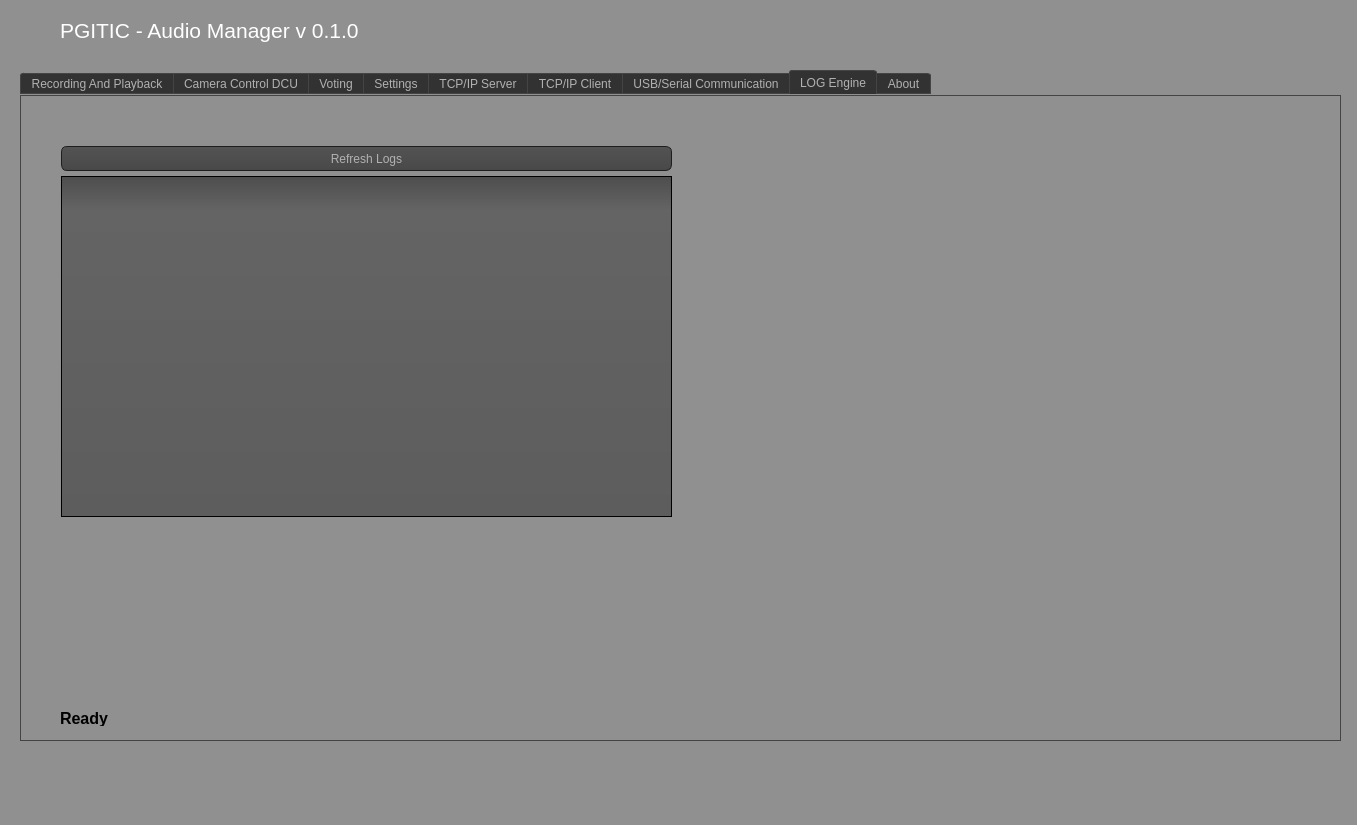
This is mainwindow.ui in cxdcxd/pgitic_gstramer as Qt 5 draws it before an edit. The edited form follows.
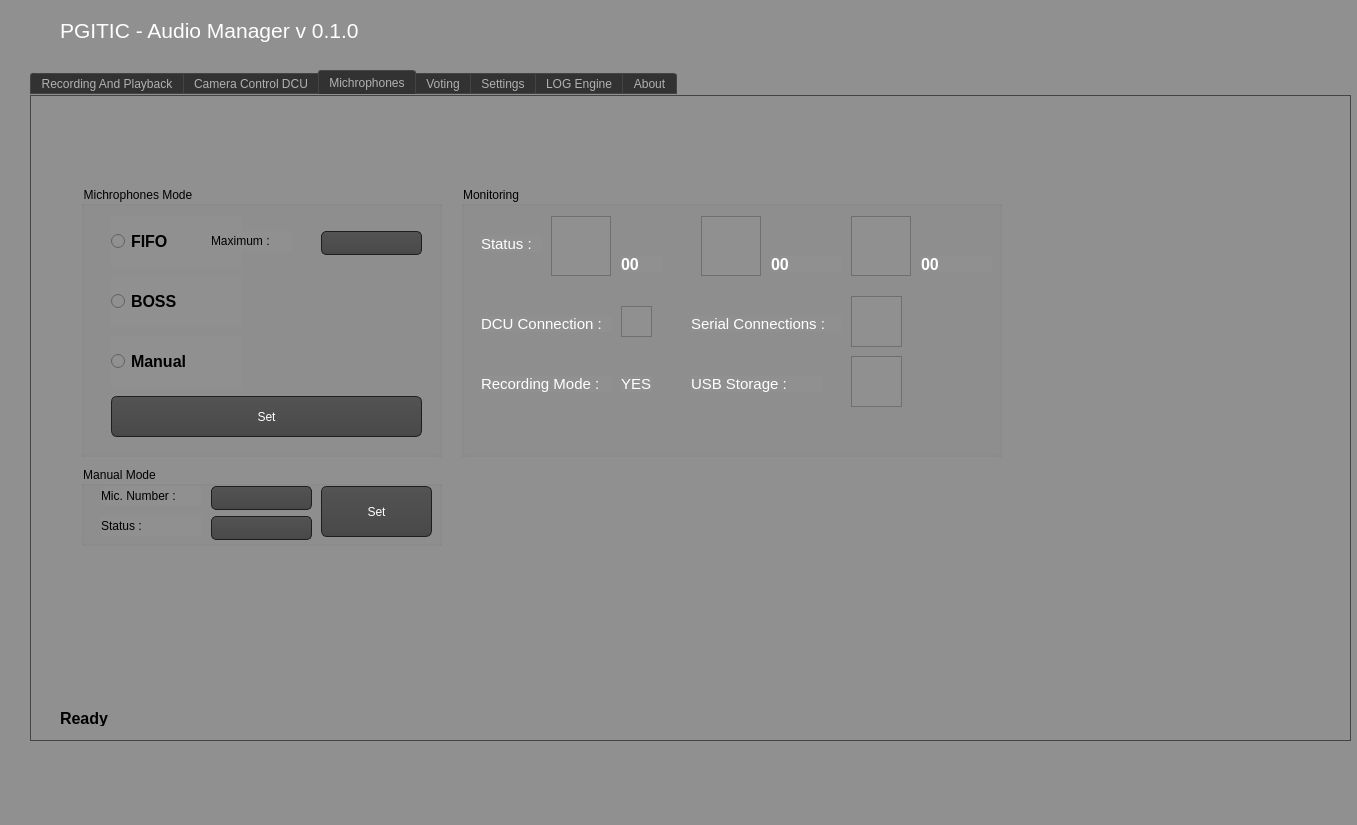
This is the edited form. The open tabs and pages were chosen to show the change. Icons and pictures are not drawn.

What changed in the file:
```diff
--- a/mainwindow.ui
+++ b/mainwindow.ui
@@ -446,7 +446,7 @@
    <widget class="QTabWidget" name="tabWidget">
     <property name="geometry">
      <rect>
-      <x>20</x>
+      <x>30</x>
       <y>70</y>
       <width>1321</width>
       <height>671</height>
@@ -2472,6 +2472,557 @@
       </widget>
      </widget>
     </widget>
+    <widget class="QWidget" name="tab_11">
+     <attribute name="title">
+      <string>Michrophones</string>
+     </attribute>
+     <widget class="QGroupBox" name="groupBox_2">
+      <property name="geometry">
+       <rect>
+        <x>50</x>
+        <y>90</y>
+        <width>361</width>
+        <height>271</height>
+       </rect>
+      </property>
+      <property name="styleSheet">
+       <string notr="true">color: rgb(0, 0, 0);</string>
+      </property>
+      <property name="title">
+       <string>Michrophones Mode</string>
+      </property>
+      <widget class="QRadioButton" name="rad_manual">
+       <property name="geometry">
+        <rect>
+         <x>30</x>
+         <y>150</y>
+         <width>131</width>
+         <height>51</height>
+        </rect>
+       </property>
+       <property name="font">
+        <font>
+         <pointsize>12</pointsize>
+         <weight>75</weight>
+         <bold>true</bold>
+        </font>
+       </property>
+       <property name="styleSheet">
+        <string notr="true">color: rgb(0, 0, 0);</string>
+       </property>
+       <property name="text">
+        <string>Manual</string>
+       </property>
+      </widget>
+      <widget class="QRadioButton" name="rad_boss">
+       <property name="geometry">
+        <rect>
+         <x>30</x>
+         <y>90</y>
+         <width>131</width>
+         <height>51</height>
+        </rect>
+       </property>
+       <property name="font">
+        <font>
+         <pointsize>12</pointsize>
+         <weight>75</weight>
+         <bold>true</bold>
+        </font>
+       </property>
+       <property name="styleSheet">
+        <string notr="true">color: rgb(0, 0, 0);</string>
+       </property>
+       <property name="text">
+        <string>BOSS</string>
+       </property>
+      </widget>
+      <widget class="QRadioButton" name="rad_fifo">
+       <property name="geometry">
+        <rect>
+         <x>30</x>
+         <y>30</y>
+         <width>131</width>
+         <height>51</height>
+        </rect>
+       </property>
+       <property name="font">
+        <font>
+         <pointsize>12</pointsize>
+         <weight>75</weight>
+         <bold>true</bold>
+        </font>
+       </property>
+       <property name="styleSheet">
+        <string notr="true">color: rgb(0, 0, 0);</string>
+       </property>
+       <property name="text">
+        <string>FIFO</string>
+       </property>
+      </widget>
+      <widget class="QComboBox" name="cmb_fifo">
+       <property name="geometry">
+        <rect>
+         <x>240</x>
+         <y>45</y>
+         <width>101</width>
+         <height>24</height>
+        </rect>
+       </property>
+       <property name="styleSheet">
+        <string notr="true">color: rgb(255, 255, 255);</string>
+       </property>
+      </widget>
+      <widget class="QPushButton" name="btn_mic_set">
+       <property name="geometry">
+        <rect>
+         <x>30</x>
+         <y>210</y>
+         <width>311</width>
+         <height>41</height>
+        </rect>
+       </property>
+       <property name="styleSheet">
+        <string notr="true">color: rgb(255, 255, 255);</string>
+       </property>
+       <property name="text">
+        <string>Set</string>
+       </property>
+      </widget>
+      <widget class="QLabel" name="label_28">
+       <property name="geometry">
+        <rect>
+         <x>130</x>
+         <y>45</y>
+         <width>81</width>
+         <height>20</height>
+        </rect>
+       </property>
+       <property name="text">
+        <string>Maximum :</string>
+       </property>
+      </widget>
+     </widget>
+     <widget class="QGroupBox" name="groupBox_3">
+      <property name="geometry">
+       <rect>
+        <x>430</x>
+        <y>90</y>
+        <width>541</width>
+        <height>271</height>
+       </rect>
+      </property>
+      <property name="styleSheet">
+       <string notr="true">color: rgb(0, 0, 0);</string>
+      </property>
+      <property name="title">
+       <string>Monitoring</string>
+      </property>
+      <widget class="QLabel" name="txt_Mmicnum">
+       <property name="geometry">
+        <rect>
+         <x>460</x>
+         <y>70</y>
+         <width>71</width>
+         <height>16</height>
+        </rect>
+       </property>
+       <property name="font">
+        <font>
+         <pointsize>12</pointsize>
+         <weight>75</weight>
+         <bold>true</bold>
+        </font>
+       </property>
+       <property name="styleSheet">
+        <string notr="true">color: rgb(255, 255, 255);</string>
+       </property>
+       <property name="text">
+        <string>00</string>
+       </property>
+      </widget>
+      <widget class="QFrame" name="frame_7">
+       <property name="geometry">
+        <rect>
+         <x>90</x>
+         <y>30</y>
+         <width>60</width>
+         <height>60</height>
+        </rect>
+       </property>
+       <property name="styleSheet">
+        <string notr="true">border-image: 
+url(:/new/images/Resource/Dcu/dcu_SCAM.png)  0 0 0 0 100 stretch;
+</string>
+       </property>
+       <property name="frameShape">
+        <enum>QFrame::StyledPanel</enum>
+       </property>
+       <property name="frameShadow">
+        <enum>QFrame::Raised</enum>
+       </property>
+      </widget>
+      <widget class="QFrame" name="frame_9">
+       <property name="geometry">
+        <rect>
+         <x>390</x>
+         <y>30</y>
+         <width>60</width>
+         <height>60</height>
+        </rect>
+       </property>
+       <property name="styleSheet">
+        <string notr="true">border-image: url(:/new/images/Resource/Dcu/dcu_micpanasonic.png)  0 0 0 0 100 stretch;
+</string>
+       </property>
+       <property name="frameShape">
+        <enum>QFrame::StyledPanel</enum>
+       </property>
+       <property name="frameShadow">
+        <enum>QFrame::Raised</enum>
+       </property>
+      </widget>
+      <widget class="QLabel" name="txt_Mtotalnum">
+       <property name="geometry">
+        <rect>
+         <x>310</x>
+         <y>70</y>
+         <width>71</width>
+         <height>16</height>
+        </rect>
+       </property>
+       <property name="font">
+        <font>
+         <pointsize>12</pointsize>
+         <weight>75</weight>
+         <bold>true</bold>
+        </font>
+       </property>
+       <property name="styleSheet">
+        <string notr="true">color: rgb(255, 255, 255);</string>
+       </property>
+       <property name="text">
+        <string>00</string>
+       </property>
+      </widget>
+      <widget class="QFrame" name="frame_8">
+       <property name="geometry">
+        <rect>
+         <x>240</x>
+         <y>30</y>
+         <width>60</width>
+         <height>60</height>
+        </rect>
+       </property>
+       <property name="styleSheet">
+        <string notr="true">border-image: url(:/new/images/Resource/Dcu/dcuconnect.png)  0 0 0 0 100 stretch;
+</string>
+       </property>
+       <property name="frameShape">
+        <enum>QFrame::StyledPanel</enum>
+       </property>
+       <property name="frameShadow">
+        <enum>QFrame::Raised</enum>
+       </property>
+      </widget>
+      <widget class="QLabel" name="label_31">
+       <property name="geometry">
+        <rect>
+         <x>20</x>
+         <y>50</y>
+         <width>61</width>
+         <height>16</height>
+        </rect>
+       </property>
+       <property name="font">
+        <font>
+         <pointsize>11</pointsize>
+        </font>
+       </property>
+       <property name="styleSheet">
+        <string notr="true">color: rgb(255, 255, 255);</string>
+       </property>
+       <property name="text">
+        <string>Status :</string>
+       </property>
+      </widget>
+      <widget class="QLabel" name="txt_Mcamnum">
+       <property name="geometry">
+        <rect>
+         <x>160</x>
+         <y>70</y>
+         <width>41</width>
+         <height>16</height>
+        </rect>
+       </property>
+       <property name="font">
+        <font>
+         <pointsize>12</pointsize>
+         <weight>75</weight>
+         <bold>true</bold>
+        </font>
+       </property>
+       <property name="styleSheet">
+        <string notr="true">color: rgb(255, 255, 255);</string>
+       </property>
+       <property name="text">
+        <string>00</string>
+       </property>
+      </widget>
+      <widget class="QLabel" name="label_32">
+       <property name="geometry">
+        <rect>
+         <x>20</x>
+         <y>130</y>
+         <width>131</width>
+         <height>16</height>
+        </rect>
+       </property>
+       <property name="font">
+        <font>
+         <pointsize>11</pointsize>
+        </font>
+       </property>
+       <property name="styleSheet">
+        <string notr="true">color: rgb(255, 255, 255);</string>
+       </property>
+       <property name="text">
+        <string>DCU Connection :</string>
+       </property>
+      </widget>
+      <widget class="QFrame" name="monitor_dcu">
+       <property name="geometry">
+        <rect>
+         <x>160</x>
+         <y>120</y>
+         <width>31</width>
+         <height>31</height>
+        </rect>
+       </property>
+       <property name="styleSheet">
+        <string notr="true">border-image: 
+url(:/new/images/Resource/Dcu/wific1.png)  0 0 0 0 100 stretch;
+</string>
+       </property>
+       <property name="frameShape">
+        <enum>QFrame::StyledPanel</enum>
+       </property>
+       <property name="frameShadow">
+        <enum>QFrame::Raised</enum>
+       </property>
+      </widget>
+      <widget class="QLabel" name="label_33">
+       <property name="geometry">
+        <rect>
+         <x>230</x>
+         <y>130</y>
+         <width>151</width>
+         <height>16</height>
+        </rect>
+       </property>
+       <property name="font">
+        <font>
+         <pointsize>11</pointsize>
+        </font>
+       </property>
+       <property name="styleSheet">
+        <string notr="true">color: rgb(255, 255, 255);</string>
+       </property>
+       <property name="text">
+        <string>Serial Connections :</string>
+       </property>
+      </widget>
+      <widget class="QFrame" name="monitor_serial">
+       <property name="geometry">
+        <rect>
+         <x>390</x>
+         <y>110</y>
+         <width>51</width>
+         <height>51</height>
+        </rect>
+       </property>
+       <property name="styleSheet">
+        <string notr="true">border-image: 
+url(:/new/images/Resource/Play/x8.png)  0 0 0 0 100 stretch;
+</string>
+       </property>
+       <property name="frameShape">
+        <enum>QFrame::StyledPanel</enum>
+       </property>
+       <property name="frameShadow">
+        <enum>QFrame::Raised</enum>
+       </property>
+      </widget>
+      <widget class="QLabel" name="label_34">
+       <property name="geometry">
+        <rect>
+         <x>20</x>
+         <y>190</y>
+         <width>131</width>
+         <height>16</height>
+        </rect>
+       </property>
+       <property name="font">
+        <font>
+         <pointsize>11</pointsize>
+        </font>
+       </property>
+       <property name="styleSheet">
+        <string notr="true">color: rgb(255, 255, 255);</string>
+       </property>
+       <property name="text">
+        <string>Recording Mode :</string>
+       </property>
+      </widget>
+      <widget class="QLabel" name="monitor_recording">
+       <property name="geometry">
+        <rect>
+         <x>160</x>
+         <y>190</y>
+         <width>31</width>
+         <height>16</height>
+        </rect>
+       </property>
+       <property name="font">
+        <font>
+         <pointsize>11</pointsize>
+        </font>
+       </property>
+       <property name="styleSheet">
+        <string notr="true">color: rgb(255, 255, 255);</string>
+       </property>
+       <property name="text">
+        <string>YES</string>
+       </property>
+      </widget>
+      <widget class="QLabel" name="label_36">
+       <property name="geometry">
+        <rect>
+         <x>230</x>
+         <y>190</y>
+         <width>131</width>
+         <height>16</height>
+        </rect>
+       </property>
+       <property name="font">
+        <font>
+         <pointsize>11</pointsize>
+        </font>
+       </property>
+       <property name="styleSheet">
+        <string notr="true">color: rgb(255, 255, 255);</string>
+       </property>
+       <property name="text">
+        <string>USB Storage :</string>
+       </property>
+      </widget>
+      <widget class="QFrame" name="monitor_usb">
+       <property name="geometry">
+        <rect>
+         <x>390</x>
+         <y>170</y>
+         <width>51</width>
+         <height>51</height>
+        </rect>
+       </property>
+       <property name="styleSheet">
+        <string notr="true">border-image: 
+url(:/new/images/Resource/Play/x6.png)  0 0 0 0 100 stretch;
+</string>
+       </property>
+       <property name="frameShape">
+        <enum>QFrame::StyledPanel</enum>
+       </property>
+       <property name="frameShadow">
+        <enum>QFrame::Raised</enum>
+       </property>
+      </widget>
+     </widget>
+     <widget class="QGroupBox" name="groupBox_6">
+      <property name="geometry">
+       <rect>
+        <x>50</x>
+        <y>370</y>
+        <width>361</width>
+        <height>80</height>
+       </rect>
+      </property>
+      <property name="styleSheet">
+       <string notr="true">color: rgb(0, 0, 0);</string>
+      </property>
+      <property name="title">
+       <string>Manual Mode</string>
+      </property>
+      <widget class="QComboBox" name="cmb_micstatus">
+       <property name="geometry">
+        <rect>
+         <x>130</x>
+         <y>50</y>
+         <width>101</width>
+         <height>24</height>
+        </rect>
+       </property>
+       <property name="styleSheet">
+        <string notr="true">color: rgb(255, 255, 255);</string>
+       </property>
+      </widget>
+      <widget class="QComboBox" name="cmb_micnumber">
+       <property name="geometry">
+        <rect>
+         <x>130</x>
+         <y>20</y>
+         <width>101</width>
+         <height>24</height>
+        </rect>
+       </property>
+       <property name="styleSheet">
+        <string notr="true">color: rgb(255, 255, 255);</string>
+       </property>
+      </widget>
+      <widget class="QLabel" name="label_29">
+       <property name="geometry">
+        <rect>
+         <x>20</x>
+         <y>50</y>
+         <width>101</width>
+         <height>20</height>
+        </rect>
+       </property>
+       <property name="text">
+        <string>Status :</string>
+       </property>
+      </widget>
+      <widget class="QLabel" name="label_30">
+       <property name="geometry">
+        <rect>
+         <x>20</x>
+         <y>20</y>
+         <width>101</width>
+         <height>20</height>
+        </rect>
+       </property>
+       <property name="text">
+        <string>Mic. Number :</string>
+       </property>
+      </widget>
+      <widget class="QPushButton" name="btn_manual_set">
+       <property name="geometry">
+        <rect>
+         <x>240</x>
+         <y>20</y>
+         <width>111</width>
+         <height>51</height>
+        </rect>
+       </property>
+       <property name="styleSheet">
+        <string notr="true">color: rgb(255, 255, 255);</string>
+       </property>
+       <property name="text">
+        <string>Set</string>
+       </property>
+      </widget>
+     </widget>
+    </widget>
     <widget class="QWidget" name="tab_7">
      <attribute name="title">
       <string>Voting</string>
@@ -2954,60 +3505,6 @@
       </widget>
      </widget>
     </widget>
-    <widget class="QWidget" name="tab_2">
-     <attribute name="title">
-      <string>TCP/IP Server</string>
-     </attribute>
-     <widget class="QPushButton" name="pushButton">
-      <property name="geometry">
-       <rect>
-        <x>440</x>
-        <y>340</y>
-        <width>221</width>
-        <height>31</height>
-       </rect>
-      </property>
-      <property name="text">
-       <string>TCP Sendt Test</string>
-      </property>
-     </widget>
-     <widget class="QLabel" name="label_4">
-      <property name="geometry">
-       <rect>
-        <x>30</x>
-        <y>40</y>
-        <width>351</width>
-        <height>21</height>
-       </rect>
-      </property>
-      <property name="text">
-       <string>Connected Clients</string>
-      </property>
-      <property name="alignment">
-       <set>Qt::AlignCenter</set>
-      </property>
-     </widget>
-     <widget class="QListView" name="lst_folder_2">
-      <property name="geometry">
-       <rect>
-        <x>20</x>
-        <y>70</y>
-        <width>371</width>
-        <height>331</height>
-       </rect>
-      </property>
-     </widget>
-    </widget>
-    <widget class="QWidget" name="tab_9">
-     <attribute name="title">
-      <string>TCP/IP Client</string>
-     </attribute>
-    </widget>
-    <widget class="QWidget" name="tab_3">
-     <attribute name="title">
-      <string>USB/Serial Communication</string>
-     </attribute>
-    </widget>
     <widget class="QWidget" name="tab_5">
      <attribute name="title">
       <string>LOG Engine</string>
@@ -3015,14 +3512,14 @@
      <widget class="QPushButton" name="btn_refresh">
       <property name="geometry">
        <rect>
-        <x>40</x>
-        <y>50</y>
-        <width>611</width>
-        <height>25</height>
+        <x>370</x>
+        <y>40</y>
+        <width>71</width>
+        <height>31</height>
        </rect>
       </property>
       <property name="text">
-       <string>Refresh Logs</string>
+       <string>Refresh</string>
       </property>
      </widget>
      <widget class="QListWidget" name="lst_log">
```
Left out of the diff: 419 changed lines with no effect on the pictures.
